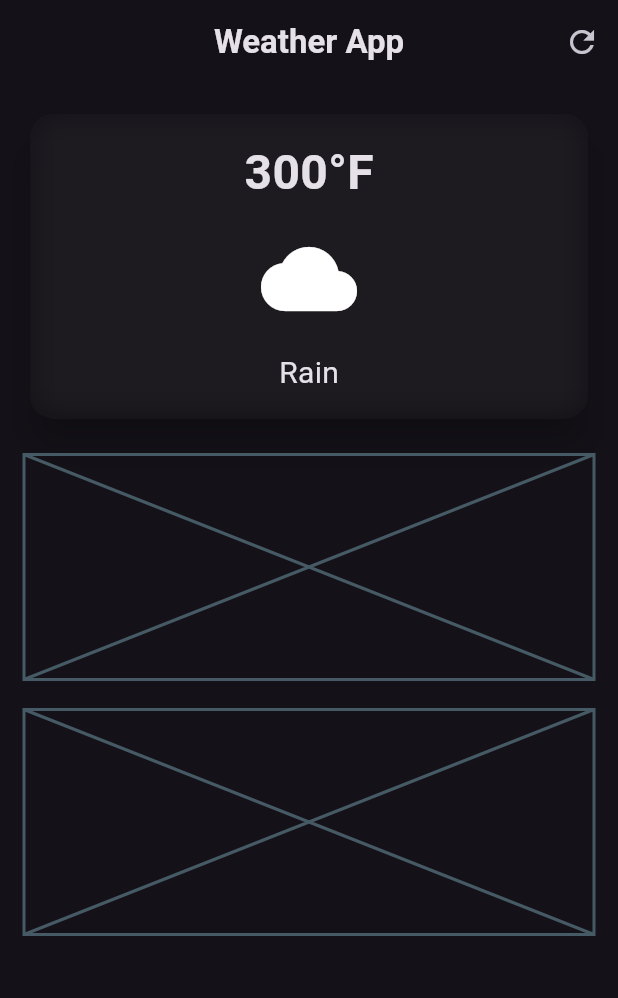
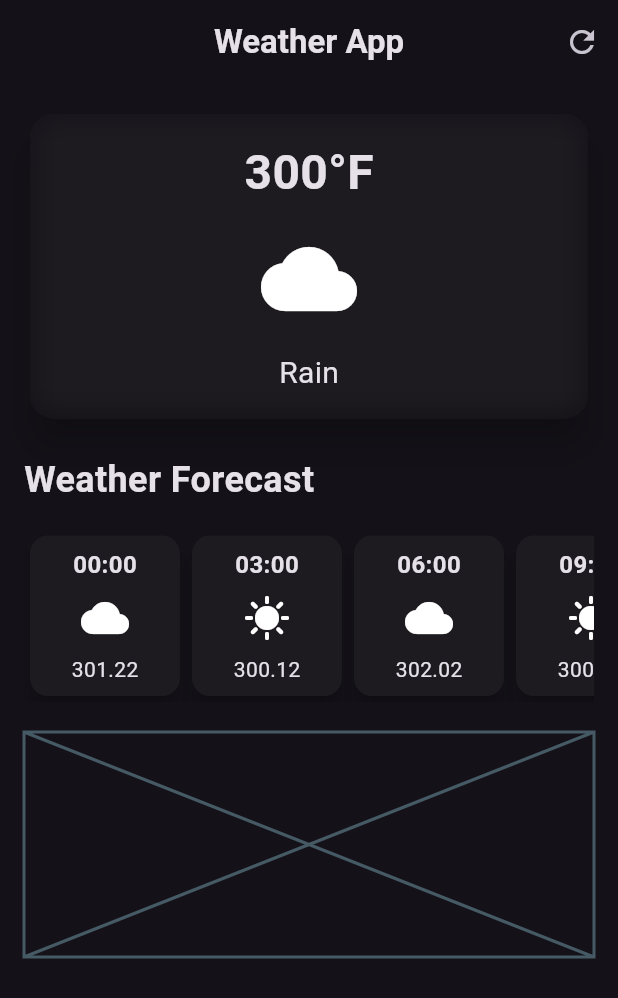
Before and after one commit to VishalKumar-007/Weather-App, a Flutter app: the screen it shows after launch, on a phone screen of 412 x 824 dp. Shown: the top 998 px of the screen. Run offline on Flutter 3.47's test engine with Material 3 defaults, Android fonts, the phone set to English and light mode, and no system bars.

Commit message:
weather forecast UI completed (second section of app)

```diff
--- /dev/null
+++ b/lib/hourly_forecast_item.dart
@@ -0,0 +1,47 @@
+import 'package:flutter/material.dart';
+
+class HourlyForecastItem extends StatelessWidget {
+  final String time;
+  final IconData icon;
+  final String temperature;
+  const HourlyForecastItem({
+    super.key,
+    required this.time,
+    required this.icon,
+    required this.temperature,
+  });
+
+  @override
+  Widget build(BuildContext context) {
+    return Card(
+      elevation: 6,
+      child: Container(
+        width: 100,
+        padding: const EdgeInsets.all(8),
+        decoration: BoxDecoration(
+          borderRadius: BorderRadius.circular(12),
+        ),
+        child: Column(
+          children: [
+            Text(
+              time,
+              style: const TextStyle(
+                fontSize: 16,
+                fontWeight: FontWeight.bold,
+              ),
+            ),
+            const SizedBox(height: 8),
+            Icon(
+              icon,
+              size: 32,
+            ),
+            const SizedBox(height: 8),
+            Text(
+              temperature,
+            ),
+          ],
+        ),
+      ),
+    );
+  }
+}
--- a/lib/weather_screen.dart
+++ b/lib/weather_screen.dart
@@ -1,5 +1,6 @@
 import 'dart:ui';
 import 'package:flutter/material.dart';
+import 'package:weather_app/hourly_forecast_item.dart';
 
 class WeatherScreen extends StatelessWidget {
   const WeatherScreen({super.key});
@@ -25,6 +26,7 @@ class WeatherScreen extends StatelessWidget {
       body: Padding(
         padding: const EdgeInsets.all(16),
         child: Column(
+          crossAxisAlignment: CrossAxisAlignment.start,
           children: [
             // main card
             SizedBox(
@@ -71,8 +73,45 @@ class WeatherScreen extends StatelessWidget {
             ),
             const SizedBox(height: 20),
             // weather forecast section
-            const Placeholder(
-              fallbackHeight: 150,
+            const Text(
+              'Weather Forecast',
+              style: TextStyle(
+                fontSize: 24,
+                fontWeight: FontWeight.bold,
+              ),
+            ),
+            const SizedBox(height: 16),
+            const SingleChildScrollView(
+              scrollDirection: Axis.horizontal,
+              child: Row(
+                children: [
+                  HourlyForecastItem(
+                    time: '00:00',
+                    icon: Icons.cloud,
+                    temperature: '301.22',
+                  ),
+                  HourlyForecastItem(
+                    time: '03:00',
+                    icon: Icons.sunny,
+                    temperature: '300.12',
+                  ),
+                  HourlyForecastItem(
+                    time: '06:00',
+                    icon: Icons.cloud,
+                    temperature: '302.02',
+                  ),
+                  HourlyForecastItem(
+                    time: '09:00',
+                    icon: Icons.sunny,
+                    temperature: '300.22',
+                  ),
+                  HourlyForecastItem(
+                    time: '12:00',
+                    icon: Icons.cloud,
+                    temperature: '304.32',
+                  ),
+                ],
+              ),
             ),
             const SizedBox(height: 20),
             // additional info section
```
